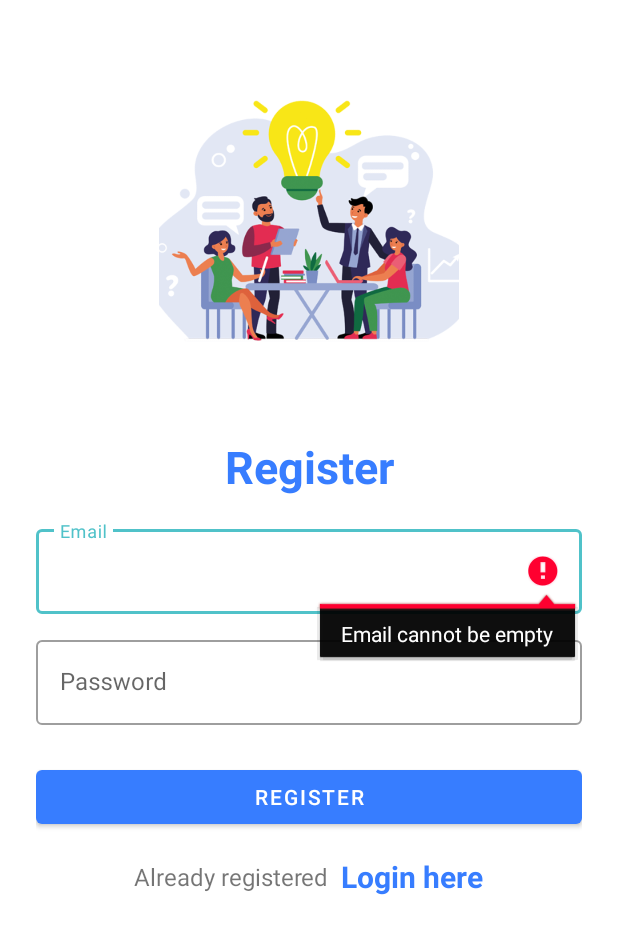
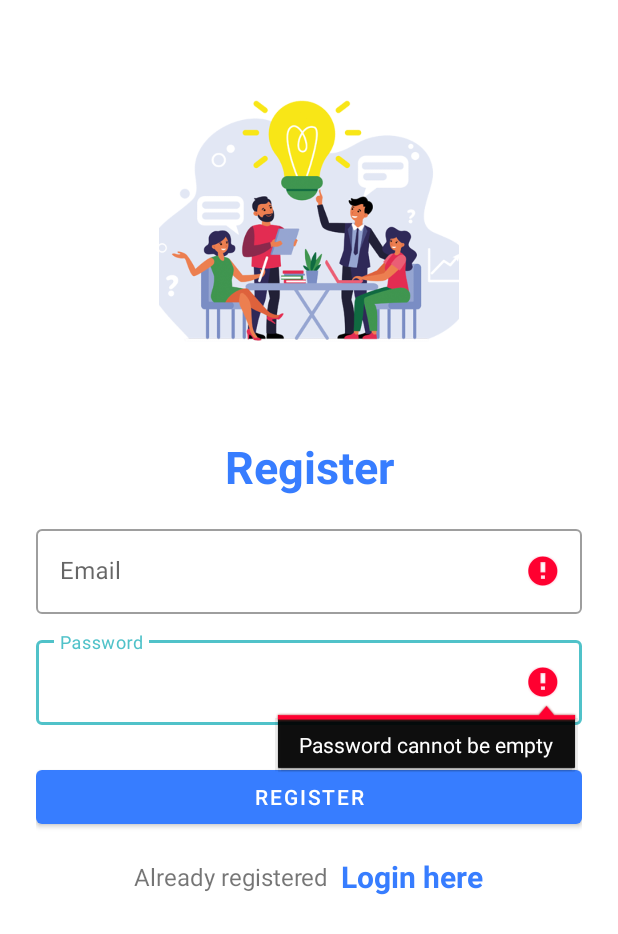
Before and after one commit to MuhammadRedhoSaputra/UAS_GOFFICE_PHOTONMAIDEN, an Android app: the RegisterActivity screen opened directly, with no data from a screen before it, after a tap on "REGISTER", on a phone screen of 412 x 824 dp. Shown: the top 934 px of the screen. Run offline under Robolectric (Android 15) with nearby library versions, the phone set to English and light mode, and no system bars; our stand-ins replace Firebase (no records; nobody signed in at launch, a user with empty details on screens opened directly).

Commit message:
update register activity

```diff
--- a/UAS_Goffice/app/build.gradle
+++ b/UAS_Goffice/app/build.gradle
@@ -28,6 +28,9 @@ android {
         sourceCompatibility JavaVersion.VERSION_1_8
         targetCompatibility JavaVersion.VERSION_1_8
     }
+    buildFeatures{
+        viewBinding true
+    }
 }
 
 dependencies {
--- a/UAS_Goffice/app/src/main/java/com/if5b/UAS_Goffice/activities/RegisterActivity.java
+++ b/UAS_Goffice/app/src/main/java/com/if5b/UAS_Goffice/activities/RegisterActivity.java
@@ -3,6 +3,7 @@ package com.if5b.UAS_Goffice.activities;
 import android.content.Intent;
 import android.os.Bundle;
 import android.text.TextUtils;
+import android.view.View;
 import android.widget.Button;
 import android.widget.TextView;
 import android.widget.Toast;
@@ -11,64 +12,65 @@ import androidx.annotation.NonNull;
 import androidx.appcompat.app.AppCompatActivity;
 
 import com.google.android.gms.tasks.OnCompleteListener;
+import com.google.android.gms.tasks.OnFailureListener;
+import com.google.android.gms.tasks.OnSuccessListener;
 import com.google.android.gms.tasks.Task;
 import com.google.android.material.textfield.TextInputEditText;
 import com.google.firebase.auth.AuthResult;
 import com.google.firebase.auth.FirebaseAuth;
 import com.if5b.UAS_Goffice.R;
+import com.if5b.UAS_Goffice.databinding.ActivityRegisterBinding;
 
 public class RegisterActivity extends AppCompatActivity {
 
-    TextInputEditText etRegEmail;
-    TextInputEditText etRegPassword;
-    TextView tvLoginHere;
-    Button btnRegister;
+    private ActivityRegisterBinding binding;
+
 
     FirebaseAuth mAuth;
 
     @Override
     protected void onCreate(Bundle savedInstanceState) {
         super.onCreate(savedInstanceState);
-        setContentView(R.layout.activity_register);
+        binding = ActivityRegisterBinding.inflate(getLayoutInflater());
+        setContentView(binding.getRoot());
 
-        etRegEmail = findViewById(R.id.etRegEmail);
-        etRegPassword = findViewById(R.id.etRegPass);
-        tvLoginHere = findViewById(R.id.tvLoginHere);
-        btnRegister = findViewById(R.id.btnRegister);
 
         mAuth = FirebaseAuth.getInstance();
 
-        btnRegister.setOnClickListener(view -> {
-            createUser();
+        binding.btnRegister.setOnClickListener(new View.OnClickListener() {
+            @Override
+            public void onClick(View view) {
+                String email = binding.etRegEmail.getText().toString();
+                String password = binding.etRegPass.getText().toString();
+
+                if (TextUtils.isEmpty(email)) {
+                    binding.etRegEmail.setError("Email cannot be empty");
+                    binding.etRegEmail.requestFocus();
+                }
+                if (TextUtils.isEmpty(password)) {
+                    binding.etRegPass.setError("Password cannot be empty");
+                    binding.etRegPass.requestFocus();
+                } else {
+                    mAuth.createUserWithEmailAndPassword(email, password)
+                            .addOnSuccessListener(new OnSuccessListener<AuthResult>() {
+                                @Override
+                                public void onSuccess(AuthResult authResult) {
+                                    startActivity(new Intent(RegisterActivity.this, LoginActivity.class));
+                                    Toast.makeText(RegisterActivity.this, "Register Berhasil!", Toast.LENGTH_SHORT).show();
+                                }
+                            })
+                            .addOnFailureListener(new OnFailureListener() {
+                                @Override
+                                public void onFailure(@NonNull Exception e) {
+                                    Toast.makeText(RegisterActivity.this, "Register Gagal!", Toast.LENGTH_SHORT).show();
+                                }
+                            });
+                }
+            }
         });
 
-        tvLoginHere.setOnClickListener(view -> {
+        binding.tvLoginHere.setOnClickListener(view -> {
             startActivity(new Intent(RegisterActivity.this, LoginActivity.class));
         });
     }
-
-    private void createUser() {
-        String email = etRegEmail.getText().toString();
-        String password = etRegPassword.getText().toString();
-
-        if (TextUtils.isEmpty(email)) {
-            etRegEmail.setError("Email cannot be empty");
-            etRegEmail.requestFocus();
-        } else if (TextUtils.isEmpty(password)) {
-            etRegPassword.setError("Password cannot be empty");
-            etRegPassword.requestFocus();
-        } else {
-            mAuth.createUserWithEmailAndPassword(email, password).addOnCompleteListener(new OnCompleteListener<AuthResult>() {
-                @Override
-                public void onComplete(@NonNull Task<AuthResult> task) {
-                    if (task.isSuccessful()) {
-                        Toast.makeText(RegisterActivity.this, "User registered successfully", Toast.LENGTH_SHORT).show();
-                        startActivity(new Intent(RegisterActivity.this, LoginActivity.class));
-                    } else {
-                        Toast.makeText(RegisterActivity.this, "Registration Error: " + task.getException().getMessage(), Toast.LENGTH_SHORT).show();
-                    }
-                }
-            });
-        }
-    }
 }
--- a/UAS_Goffice/app/src/main/java/com/if5b/UAS_Goffice/activities/SplashActivity.java
+++ b/UAS_Goffice/app/src/main/java/com/if5b/UAS_Goffice/activities/SplashActivity.java
@@ -19,7 +19,7 @@ public class SplashActivity extends AppCompatActivity {
         new Handler(Looper.getMainLooper()).postDelayed(new Runnable() {
             @Override
             public void run() {
-                Intent intent = new Intent(SplashActivity.this, MainActivity.class);
+                Intent intent = new Intent(SplashActivity.this, LoginActivity.class);
                 startActivity(intent);
                 finish();
             }
```
